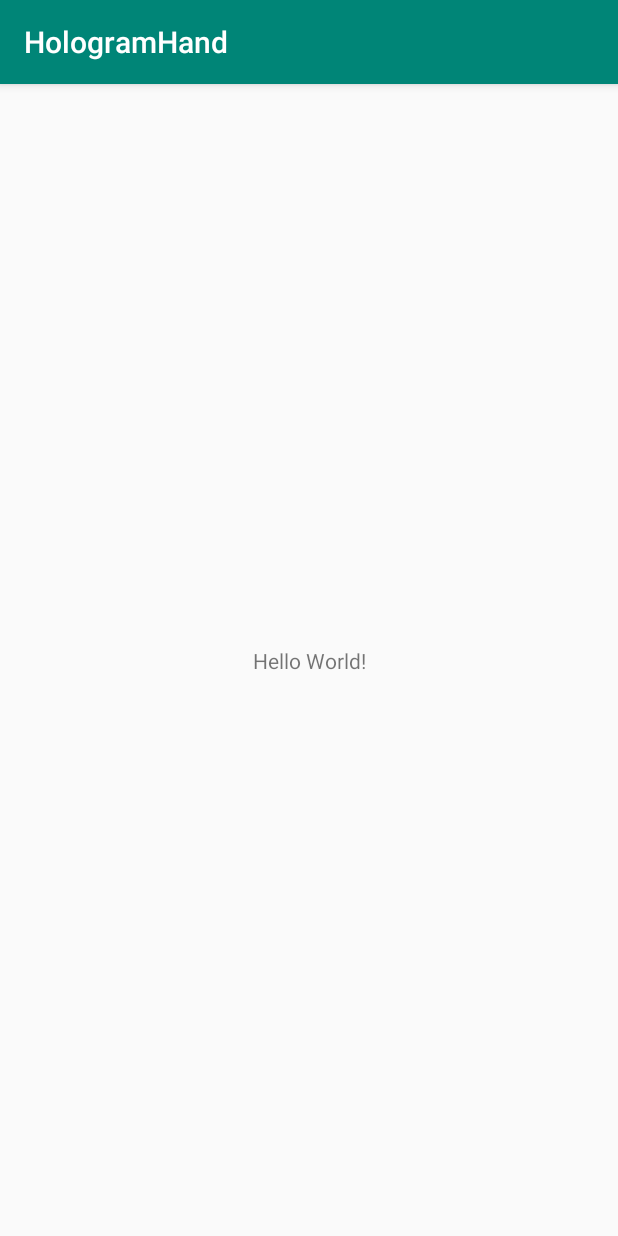
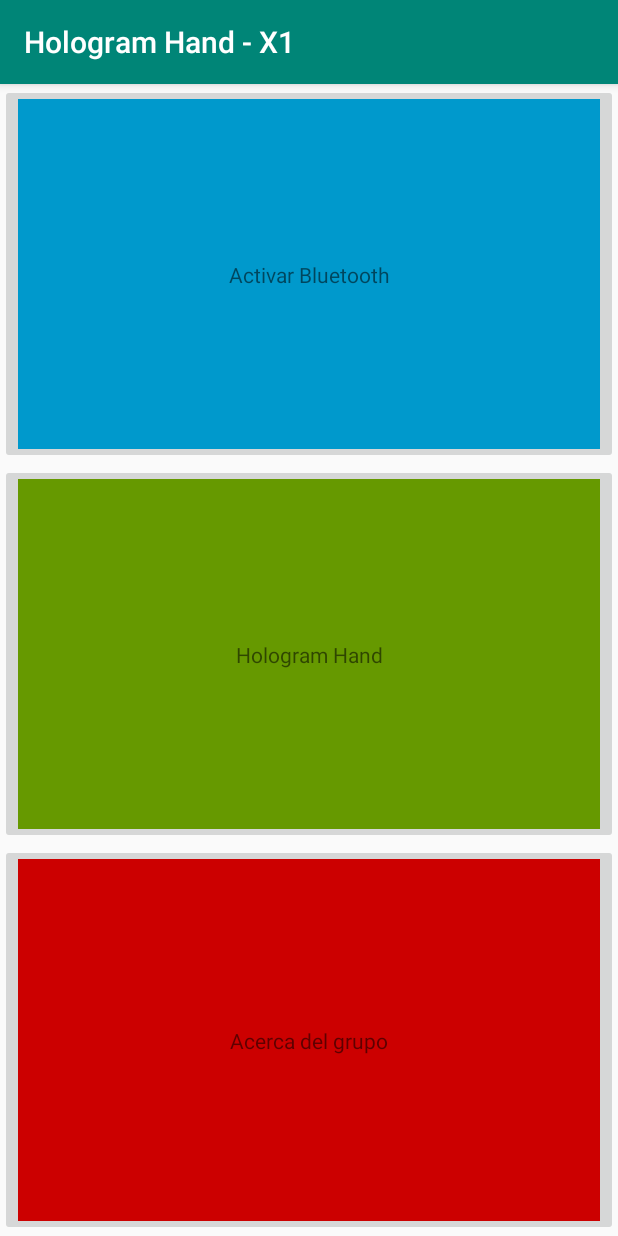
Before and after one commit to Marvix8/HologramHand, an Android app: the screen it shows after launch (MainActivity), on a phone screen of 412 x 824 dp. Run offline under Robolectric (Android 15) with nearby library versions, the phone set to English and light mode, and no system bars.

Commit message:
Main Activity

```diff
--- a/Android/app/src/main/AndroidManifest.xml
+++ b/Android/app/src/main/AndroidManifest.xml
@@ -1,6 +1,6 @@
 <?xml version="1.0" encoding="utf-8"?>
 <manifest xmlns:android="http://schemas.android.com/apk/res/android"
-    package="com.example.hologramhand">
+    package="com.unlam.hologramhand">
 
     <application
         android:allowBackup="true"
@@ -9,6 +9,7 @@
         android:roundIcon="@mipmap/ic_launcher_round"
         android:supportsRtl="true"
         android:theme="@style/AppTheme">
+        <activity android:name=".AboutUs"></activity>
         <activity android:name=".MainActivity">
             <intent-filter>
                 <action android:name="android.intent.action.MAIN" />
--- a/Android/app/src/main/java/com/example/hologramhand/MainActivity.java
+++ b/Android/app/src/main/java/com/unlam/hologramhand/MainActivity.java
@@ -1,8 +1,11 @@
-package com.example.hologramhand;
+package com.unlam.hologramhand;
 
 import androidx.appcompat.app.AppCompatActivity;
 
+import android.content.Intent;
 import android.os.Bundle;
+import android.view.View;
+import android.widget.EditText;
 
 public class MainActivity extends AppCompatActivity {
 
@@ -11,4 +14,8 @@ public class MainActivity extends AppCompatActivity {
         super.onCreate(savedInstanceState);
         setContentView(R.layout.activity_main);
     }
+    public void openAboutUs(View view){
+        Intent intent = new Intent(this, AboutUs.class);
+        startActivity(intent);
+    }
 }
--- a/Android/app/src/main/res/layout/activity_main.xml
+++ b/Android/app/src/main/res/layout/activity_main.xml
@@ -6,13 +6,113 @@
     android:layout_height="match_parent"
     tools:context=".MainActivity">
 
-    <TextView
+    <ImageButton
+        android:id="@+id/bluetoothButton"
+        android:layout_width="0dp"
+        android:layout_height="0dp"
+        app:layout_constraintBottom_toTopOf="@+id/bluetoothBottomGuideline"
+        app:layout_constraintEnd_toEndOf="parent"
+        app:layout_constraintHorizontal_bias="0.0"
+        app:layout_constraintStart_toStartOf="parent"
+        app:layout_constraintTop_toTopOf="@+id/bluetoothTopGuideline"
+        app:layout_constraintVertical_bias="0.0"
+        app:srcCompat="@android:color/holo_blue_dark" />
+
+    <ImageButton
+        android:id="@+id/mainMenuButton"
+        android:layout_width="0dp"
+        android:layout_height="0dp"
+        app:layout_constraintBottom_toTopOf="@+id/mainButtonBottomGuideline"
+        app:layout_constraintEnd_toEndOf="parent"
+        app:layout_constraintHorizontal_bias="0.0"
+        app:layout_constraintStart_toStartOf="parent"
+        app:layout_constraintTop_toBottomOf="@+id/bluetoothButton"
+        app:srcCompat="@android:color/holo_green_dark" />
+
+    <ImageButton
+        android:id="@+id/groupButton"
+        android:layout_width="0dp"
+        android:layout_height="0dp"
+        android:onClick="openAboutUs"
+        app:layout_constraintBottom_toBottomOf="parent"
+        app:layout_constraintEnd_toEndOf="parent"
+        app:layout_constraintHorizontal_bias="1.0"
+        app:layout_constraintStart_toStartOf="parent"
+        app:layout_constraintTop_toBottomOf="@+id/mainMenuButton"
+        app:layout_constraintVertical_bias="1.0"
+        app:srcCompat="@android:color/holo_red_dark" />
+
+    <androidx.constraintlayout.widget.Guideline
+        android:id="@+id/bluetoothTopGuideline"
         android:layout_width="wrap_content"
         android:layout_height="wrap_content"
-        android:text="Hello World!"
-        app:layout_constraintBottom_toBottomOf="parent"
-        app:layout_constraintLeft_toLeftOf="parent"
-        app:layout_constraintRight_toRightOf="parent"
-        app:layout_constraintTop_toTopOf="parent" />
+        android:orientation="horizontal"
+        app:layout_constraintGuide_percent="0" />
+
+    <androidx.constraintlayout.widget.Guideline
+        android:id="@+id/bluetoothBottomGuideline"
+        android:layout_width="wrap_content"
+        android:layout_height="wrap_content"
+        android:orientation="horizontal"
+        app:layout_constraintGuide_percent="0.33" />
+
+    <androidx.constraintlayout.widget.Guideline
+        android:id="@+id/mainButtonBottomGuideline"
+        android:layout_width="wrap_content"
+        android:layout_height="wrap_content"
+        android:orientation="horizontal"
+        app:layout_constraintGuide_percent="0.66" />
+
+    <androidx.constraintlayout.widget.Guideline
+        android:id="@+id/aboutUsBottomGuideline"
+        android:layout_width="wrap_content"
+        android:layout_height="wrap_content"
+        android:orientation="horizontal"
+        app:layout_constraintGuide_percent="1" />
+
+    <androidx.constraintlayout.widget.Guideline
+        android:id="@+id/leftGuideline"
+        android:layout_width="wrap_content"
+        android:layout_height="wrap_content"
+        android:orientation="vertical"
+        app:layout_constraintGuide_percent="0" />
+
+    <androidx.constraintlayout.widget.Guideline
+        android:id="@+id/rightGuideline"
+        android:layout_width="wrap_content"
+        android:layout_height="wrap_content"
+        android:orientation="vertical" />
+
+    <TextView
+        android:id="@+id/bluetoothText"
+        android:layout_width="wrap_content"
+        android:layout_height="wrap_content"
+        android:text="@string/activate_bluetooth"
+        app:layout_constraintBottom_toTopOf="@+id/bluetoothBottomGuideline"
+        app:layout_constraintEnd_toEndOf="parent"
+        app:layout_constraintStart_toStartOf="@+id/bluetoothButton"
+        app:layout_constraintTop_toTopOf="@+id/bluetoothButton" />
+
+    <TextView
+        android:id="@+id/mainAppText"
+        android:layout_width="wrap_content"
+        android:layout_height="wrap_content"
+        android:text="@string/go_to_hologram_hand"
+        app:layout_constraintBottom_toBottomOf="@+id/mainMenuButton"
+        app:layout_constraintEnd_toEndOf="parent"
+        app:layout_constraintStart_toStartOf="@+id/mainMenuButton"
+        app:layout_constraintTop_toBottomOf="@+id/bluetoothButton" />
+
+    <TextView
+        android:id="@+id/aboutUsText"
+        android:layout_width="wrap_content"
+        android:layout_height="wrap_content"
+        android:text="@string/about"
+        android:onClick="openAboutUs"
+        app:layout_constraintBottom_toTopOf="@+id/aboutUsBottomGuideline"
+        app:layout_constraintEnd_toEndOf="parent"
+        app:layout_constraintStart_toStartOf="@+id/groupButton"
+        app:layout_constraintTop_toBottomOf="@+id/mainMenuButton" />
+
 
 </androidx.constraintlayout.widget.ConstraintLayout>
--- a/Android/app/src/main/res/values/strings.xml
+++ b/Android/app/src/main/res/values/strings.xml
@@ -1,3 +1,9 @@
 <resources>
-    <string name="app_name">HologramHand</string>
+    <string name="app_name">Hologram Hand - X1</string>
+
+    <string name="activate_bluetooth">Activar Bluetooth</string>
+    <string name="deactivate_bluetooth">Desactivar Bluetooth</string>
+    <string name="go_to_hologram_hand">Hologram Hand</string>
+    <string name="about">Acerca del grupo</string>
+
 </resources>
```
Also changed, not shown: Android/app/build.gradle (+4 -4 lines), Android/app/src/main/java/com/unlam/hologramhand/AboutUs.java (added, +14 -0 lines), Android/app/src/main/res/layout/activity_about_us.xml (added, +9 -0 lines), Android/gradle/wrapper/gradle-wrapper.properties, 5 other files.
